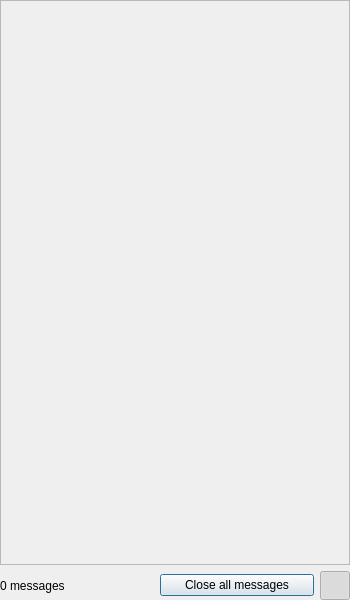
KJNeko/Atlas, file atlas/ui/notifications/NotificationPopup.ui: the form before one commit.
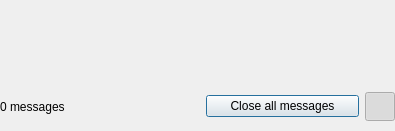
The form after the commit. Icons and pictures are not drawn.

Commit message: Complete notification system

Diff of the .ui file:
```diff
--- a/atlas/ui/notifications/NotificationPopup.ui
+++ b/atlas/ui/notifications/NotificationPopup.ui
@@ -6,20 +6,26 @@
    <rect>
     <x>0</x>
     <y>0</y>
-    <width>350</width>
-    <height>600</height>
+    <width>395</width>
+    <height>131</height>
    </rect>
   </property>
+  <property name="sizePolicy">
+   <sizepolicy hsizetype="Fixed" vsizetype="Maximum">
+    <horstretch>0</horstretch>
+    <verstretch>0</verstretch>
+   </sizepolicy>
+  </property>
   <property name="minimumSize">
    <size>
-    <width>350</width>
+    <width>0</width>
     <height>0</height>
    </size>
   </property>
   <property name="maximumSize">
    <size>
-    <width>350</width>
-    <height>600</height>
+    <width>16777215</width>
+    <height>800</height>
    </size>
   </property>
   <property name="windowTitle">
@@ -39,17 +45,41 @@
     <number>0</number>
    </property>
    <item>
-    <widget class="QFrame" name="listFrame">
+    <widget class="QScrollArea" name="scrollArea">
+     <property name="sizePolicy">
+      <sizepolicy hsizetype="Expanding" vsizetype="Maximum">
+       <horstretch>0</horstretch>
+       <verstretch>0</verstretch>
+      </sizepolicy>
+     </property>
      <property name="frameShape">
-      <enum>QFrame::StyledPanel</enum>
+      <enum>QFrame::NoFrame</enum>
      </property>
-     <property name="frameShadow">
-      <enum>QFrame::Raised</enum>
+     <property name="horizontalScrollBarPolicy">
+      <enum>Qt::ScrollBarAlwaysOff</enum>
+     </property>
+     <property name="sizeAdjustPolicy">
+      <enum>QAbstractScrollArea::AdjustToContents</enum>
+     </property>
+     <property name="widgetResizable">
+      <bool>true</bool>
+     </property>
+     <widget class="QWidget" name="scrollAreaWidgetContents">
+      <property name="geometry">
+       <rect>
+        <x>0</x>
+        <y>0</y>
+        <width>395</width>
+        <height>16</height>
+       </rect>
+      </property>
+      <property name="sizePolicy">
+       <sizepolicy hsizetype="Preferred" vsizetype="Maximum">
+        <horstretch>0</horstretch>
+        <verstretch>0</verstretch>
+       </sizepolicy>
      </property>
      <layout class="QVBoxLayout" name="verticalLayout_2">
-      <property name="spacing">
-       <number>0</number>
-      </property>
       <property name="leftMargin">
        <number>0</number>
       </property>
@@ -62,21 +92,9 @@
       <property name="bottomMargin">
        <number>0</number>
       </property>
-      <item>
-       <spacer name="verticalSpacer">
-        <property name="orientation">
-         <enum>Qt::Vertical</enum>
-        </property>
-        <property name="sizeHint" stdset="0">
-         <size>
-          <width>20</width>
-          <height>40</height>
-         </size>
-        </property>
-       </spacer>
-      </item>
-     </layout>
-    </widget>
+      </layout>
+     </widget>
+    </widget>
    </item>
    <item>
     <widget class="QFrame" name="frame">
@@ -107,6 +125,12 @@
       </property>
       <item>
        <widget class="QLabel" name="label">
+        <property name="minimumSize">
+         <size>
+          <width>200</width>
+          <height>0</height>
+         </size>
+        </property>
         <property name="text">
          <string>0 messages</string>
         </property>
```
Lines whose indentation alone changed are shown as unchanged. The commit also changes 5 other files.
